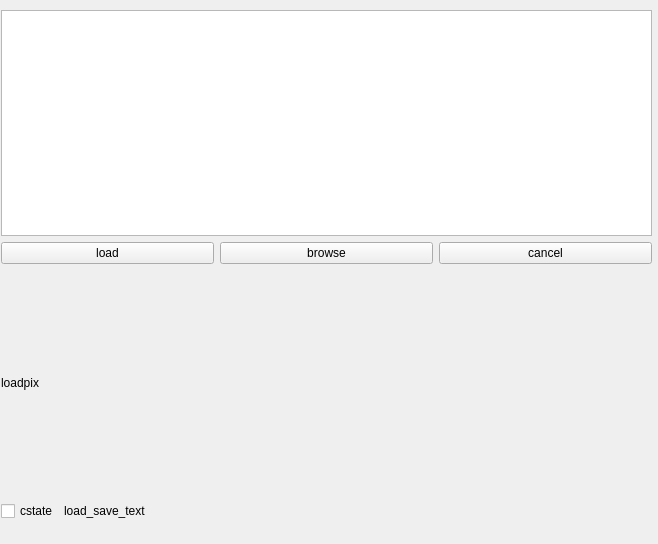
The window that client/gui-qt/page_load.ui (longturn/freeciv21) describes before a commit, drawn with Qt 5.
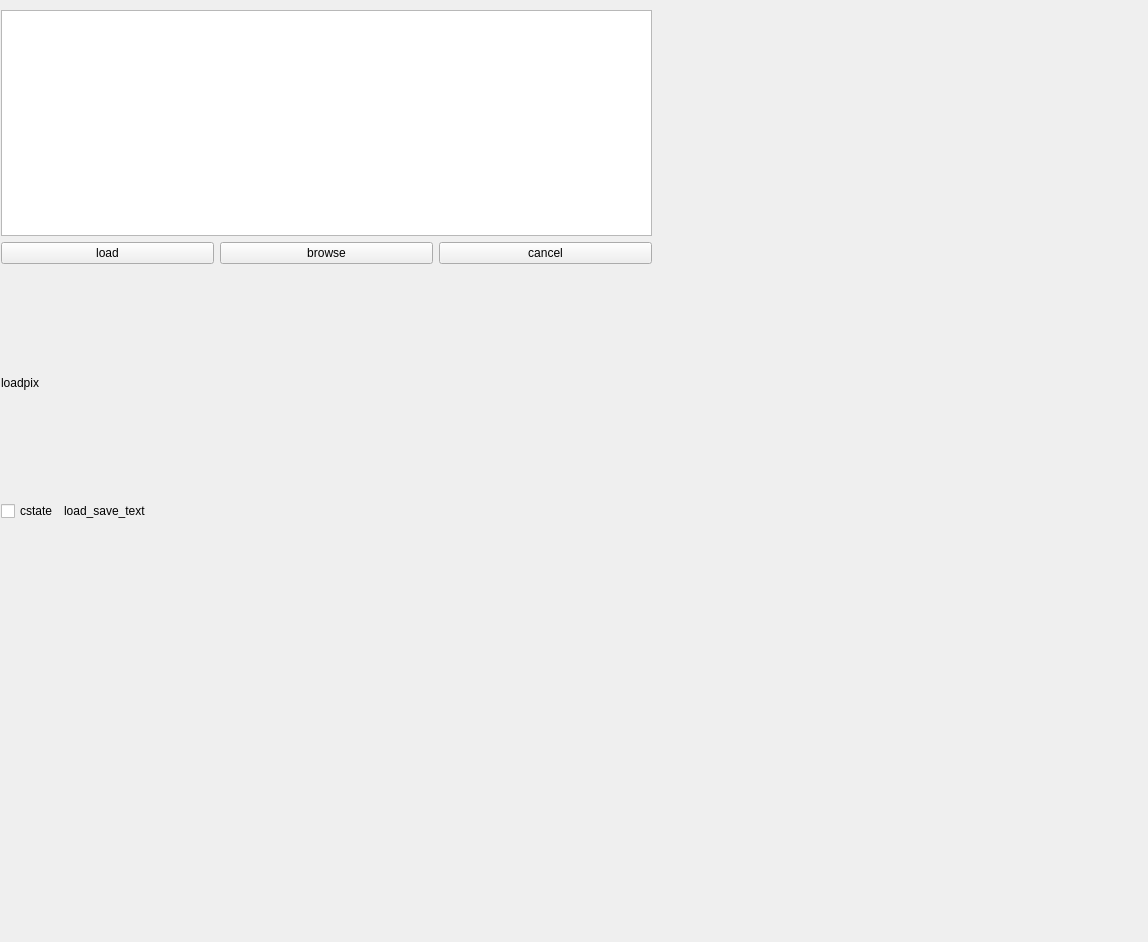
The same window after the commit.

Commit message: set layout to pages without layout

```diff
--- a/client/gui-qt/page_load.ui
+++ b/client/gui-qt/page_load.ui
@@ -6,8 +6,8 @@
    <rect>
     <x>0</x>
     <y>0</y>
-    <width>658</width>
-    <height>544</height>
+    <width>1148</width>
+    <height>942</height>
    </rect>
   </property>
   <property name="sizePolicy">
```
Left out of the diff: 2 changed lines with no effect on the pictures. The commit also changes 5 other files.
